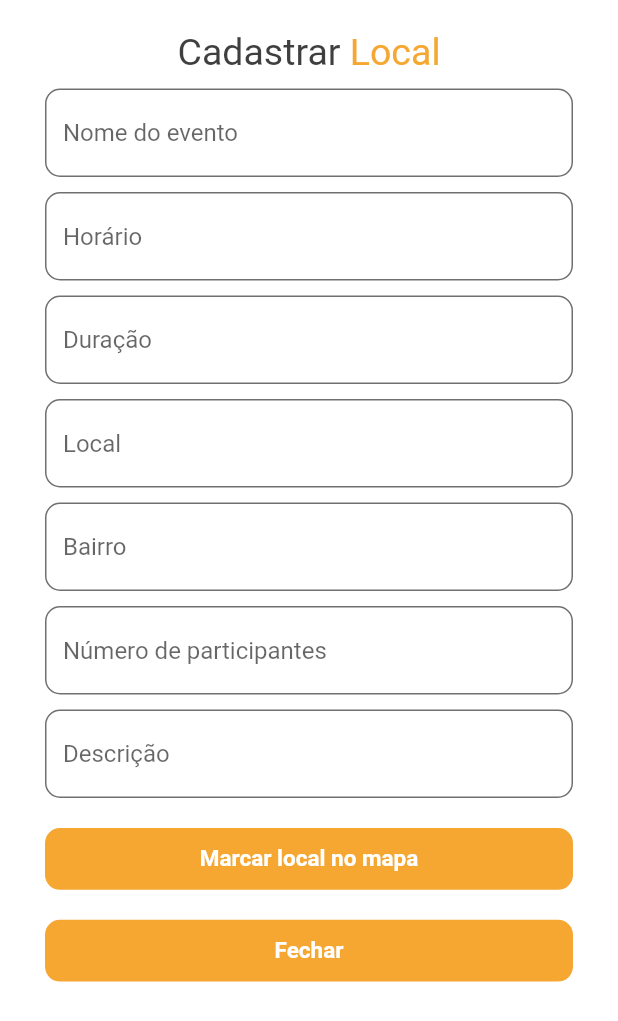
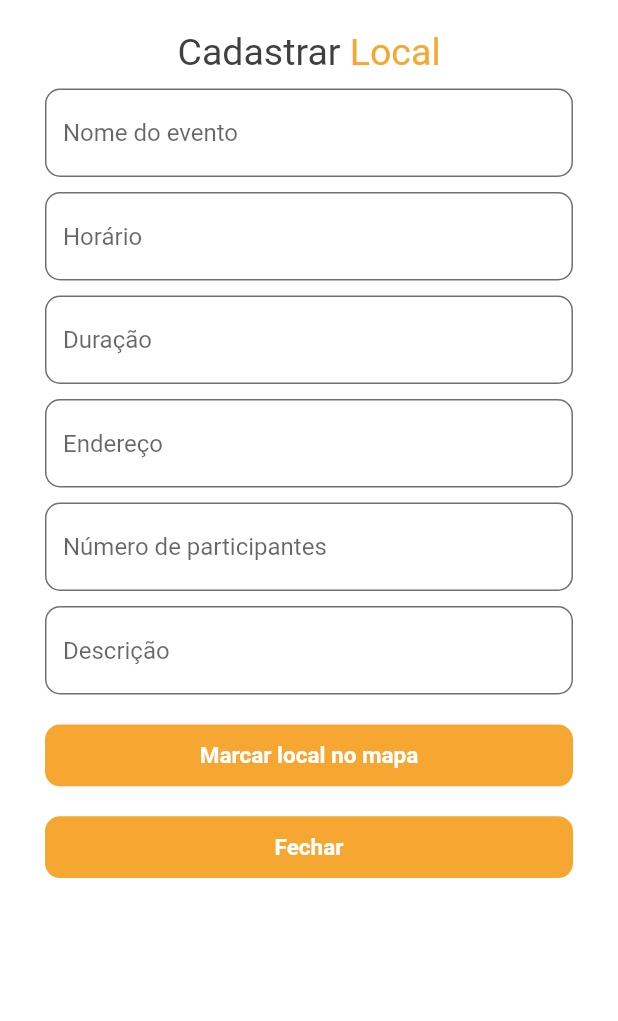
Before and after one commit to GuisCordeiro/find_n_walk, a Flutter app: the CreatePlace screen opened directly, on a phone screen of 412 x 824 dp. Shown: the top 1021 px of the screen. Run offline on Flutter 3.47's test engine with Material 2 defaults, Android fonts, the phone set to English and light mode, and no system bars; our stand-ins replace anim_search_bar, curved_navigation_bar, flutter_map, geolocator, latlong2; missing offline and left inert: dart:ffi.

Commit message:
Pequenas alterações no código

```diff
--- a/findnwalk/lib/components/mapApp.dart
+++ b/findnwalk/lib/components/mapApp.dart
@@ -24,9 +24,6 @@ class _MapAppState extends State<MapApp> {
         TileLayerOptions(
           urlTemplate: "https://{s}.tile.openstreetmap.org/{z}/{x}/{y}.png",
           subdomains: ['a', 'b', 'c'],
-          attributionBuilder: (_) {
-            return Text("");
-          },
         ),
         MarkerLayerOptions(
           markers: [
--- a/findnwalk/lib/components/createPlace.dart
+++ b/findnwalk/lib/pages/createPlace.dart
@@ -41,8 +41,7 @@ class _CreatePlaceState extends State<CreatePlace> {
                 AppForm('Nome do evento'),
                 AppForm('Horário'),
                 AppForm('Duração'),
-                AppForm('Local'),
-                AppForm('Bairro'),
+                AppForm('Endereço'),
                 AppForm('Número de participantes'),
                 AppForm('Descrição'),
                 Padding(
--- a/findnwalk/lib/pages/homePage.dart
+++ b/findnwalk/lib/pages/homePage.dart
@@ -1,5 +1,5 @@
 import 'package:anim_search_bar/anim_search_bar.dart';
-import 'package:findnwalk/components/createPlace.dart';
+import 'package:findnwalk/pages/createPlace.dart';
 import 'package:findnwalk/components/colors.dart';
 import 'package:findnwalk/components/form.dart';
 import 'package:findnwalk/components/mapApp.dart';
```
